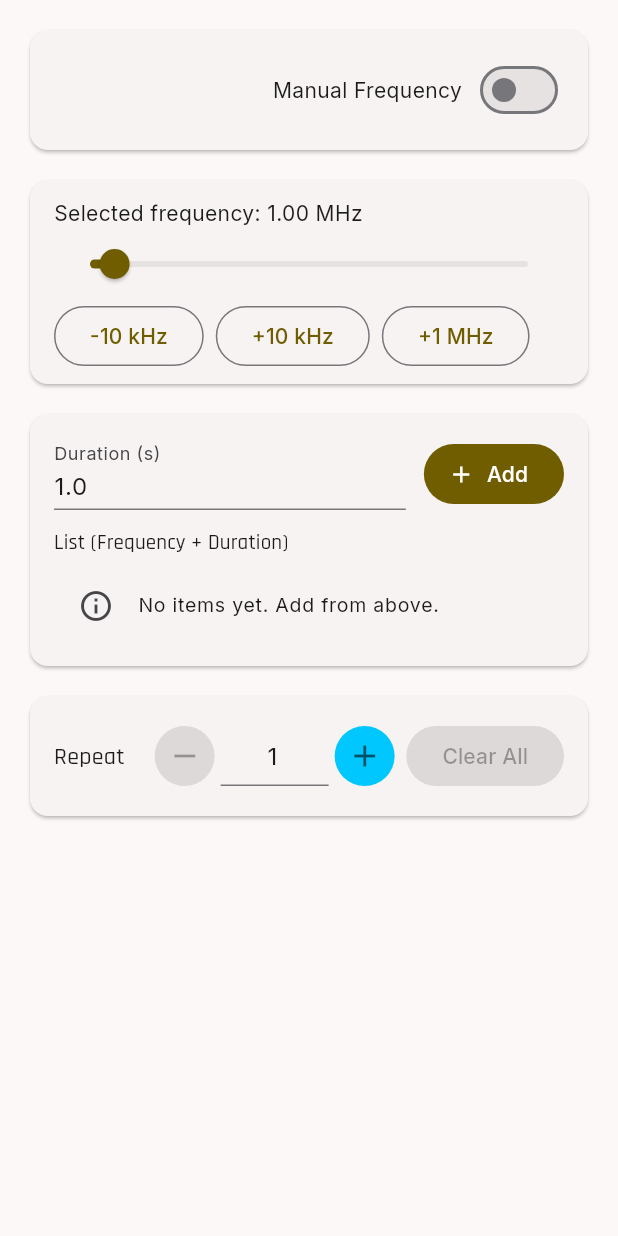
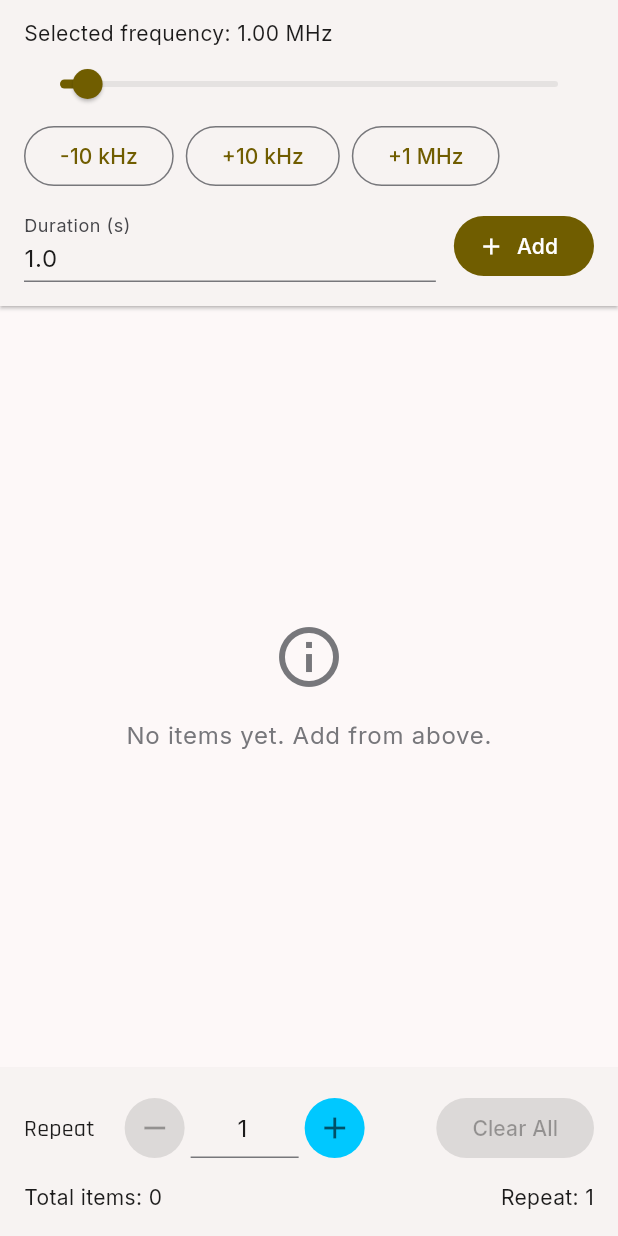
Before and after one commit to hTuneSys/hexaGenApp, a Flutter app: the GenerationPage widget shown alone on an empty page, opened directly, on a phone screen of 412 x 824 dp. Run offline on Flutter 3.47's test engine with Material 3 defaults, Android fonts, the phone set to English and light mode, and no system bars; our stand-ins replace google_fonts, material_symbols_icons, shared_preferences; missing offline and left inert: flutter_midi_command; accounts and stored records are empty; statements that could not run were skipped.

Commit message:
feat(pre-generating): prepaired before generating
All configuration prepared before generating

```diff
--- a/hexagenapp/lib/l10n/app_localizations.dart
+++ b/hexagenapp/lib/l10n/app_localizations.dart
@@ -260,6 +260,12 @@ abstract class AppLocalizations {
   /// **'Clear All'**
   String get clearAll;
 
+  /// No description provided for @maxItemsReached.
+  ///
+  /// In en, this message translates to:
+  /// **'Maximum 64 items allowed'**
+  String get maxItemsReached;
+
   /// Summary label on the left
   ///
   /// In en, this message translates to:
@@ -278,11 +284,11 @@ abstract class AppLocalizations {
   /// **'Not an AT command'**
   String get invalidCommand;
 
-  /// No description provided for @invalidBase64.
+  /// No description provided for @ddsBusy.
   ///
   /// In en, this message translates to:
-  /// **'Invalid base64 param'**
-  String get invalidBase64;
+  /// **'DDS busy'**
+  String get ddsBusy;
 
   /// No description provided for @invalidUtf8.
   ///
@@ -355,6 +361,42 @@ abstract class AppLocalizations {
   /// In en, this message translates to:
   /// **'Error: {message} ({code})'**
   String deviceError(String message, String code);
+
+  /// No description provided for @comingSoon.
+  ///
+  /// In en, this message translates to:
+  /// **'Coming Soon'**
+  String get comingSoon;
+
+  /// No description provided for @comingSoonMessage.
+  ///
+  /// In en, this message translates to:
+  /// **'This feature will be available soon. Stay tuned!'**
+  String get comingSoonMessage;
+
+  /// No description provided for @themeMode.
+  ///
+  /// In en, this message translates to:
+  /// **'Theme Mode'**
+  String get themeMode;
+
+  /// No description provided for @themeSystem.
+  ///
+  /// In en, this message translates to:
+  /// **'System'**
+  String get themeSystem;
+
+  /// No description provided for @themeLight.
+  ///
+  /// In en, this message translates to:
+  /// **'Light'**
+  String get themeLight;
+
+  /// No description provided for @themeDark.
+  ///
+  /// In en, this message translates to:
+  /// **'Dark'**
+  String get themeDark;
 }
 
 class _AppLocalizationsDelegate
--- a/hexagenapp/lib/src/core/error/error.dart
+++ b/hexagenapp/lib/src/core/error/error.dart
@@ -4,7 +4,7 @@
 /// Application error types with corresponding error codes
 enum AppError {
   invalidCommand,
-  invalidBase64,
+  ddsBusy,
   invalidUtf8,
   invalidSysEx,
   invalidDataLength,
@@ -21,7 +21,7 @@ extension AppErrorExtension on AppError {
       // Command errors
       case AppError.invalidCommand:
         return 'E001001';
-      case AppError.invalidBase64:
+      case AppError.ddsBusy:
         return 'E001002';
       case AppError.invalidUtf8:
         return 'E001003';
@@ -53,8 +53,8 @@ extension AppErrorExtension on AppError {
     switch (this) {
       case AppError.invalidCommand:
         return localizations.invalidCommand;
-      case AppError.invalidBase64:
-        return localizations.invalidBase64;
+      case AppError.ddsBusy:
+        return localizations.ddsBusy;
       case AppError.invalidUtf8:
         return localizations.invalidUtf8;
       case AppError.invalidSysEx:
--- /dev/null
+++ b/hexagenapp/lib/src/core/service/storage_service.dart
@@ -0,0 +1,53 @@
+// SPDX-FileCopyrightText: 2025 hexaTune LLC
+// SPDX-License-Identifier: MIT
+
+import 'package:flutter/material.dart';
+import 'package:hexagenapp/src/core/storage/local_storage.dart';
+
+class StorageService extends ChangeNotifier {
+  LocalStorage? _localStorage;
+  String _themeMode = 'system';
+
+  String get themeMode => _themeMode;
+
+  bool get isInitialized => _localStorage != null;
+
+  ThemeMode get themeModeValue {
+    switch (_themeMode) {
+      case 'light':
+        return ThemeMode.light;
+      case 'dark':
+        return ThemeMode.dark;
+      default:
+        return ThemeMode.system;
+    }
+  }
+
+  Future<void> initialize() async {
+    _localStorage = await LocalStorage.initialize();
+    _themeMode = _localStorage!.getThemeMode();
+    notifyListeners();
+  }
+
+  Future<void> setThemeMode(String mode) async {
+    if (_localStorage == null) return;
+    await _localStorage!.setThemeMode(mode);
+    _themeMode = mode;
+    notifyListeners();
+  }
+}
+
+class StorageServiceProvider extends InheritedNotifier<StorageService> {
+  const StorageServiceProvider({
+    required super.notifier,
+    required super.child,
+    super.key,
+  });
+
+  static StorageService of(BuildContext context) {
+    final provider =
+        context.dependOnInheritedWidgetOfExactType<StorageServiceProvider>();
+    assert(provider != null, 'No StorageServiceProvider found in context');
+    return provider!.notifier!;
+  }
+}
--- /dev/null
+++ b/hexagenapp/lib/src/core/storage/local_storage.dart
@@ -0,0 +1,28 @@
+// SPDX-FileCopyrightText: 2025 hexaTune LLC
+// SPDX-License-Identifier: MIT
+
+import 'package:shared_preferences/shared_preferences.dart';
+
+class LocalStorage {
+  static const String _themeKey = 'theme_mode';
+
+  final SharedPreferences _prefs;
+
+  LocalStorage(this._prefs);
+
+  static Future<LocalStorage> initialize() async {
+    final prefs = await SharedPreferences.getInstance();
+    return LocalStorage(prefs);
+  }
+
+  /// Get theme mode: 'system', 'light', or 'dark'
+  /// Default is 'system'
+  String getThemeMode() {
+    return _prefs.getString(_themeKey) ?? 'system';
+  }
+
+  /// Set theme mode: 'system', 'light', or 'dark'
+  Future<bool> setThemeMode(String mode) async {
+    return await _prefs.setString(_themeKey, mode);
+  }
+}
--- a/hexagenapp/lib/src/pages/generation.dart
+++ b/hexagenapp/lib/src/pages/generation.dart
@@ -7,14 +7,16 @@ import 'package:material_symbols_icons/material_symbols_icons.dart';
 import 'package:hexagenapp/l10n/app_localizations.dart';
 
 class GenerationPage extends StatefulWidget {
-  const GenerationPage({super.key});
+  final ValueChanged<int>? onItemCountChanged;
+
+  const GenerationPage({super.key, this.onItemCountChanged});
 
   @override
   State<GenerationPage> createState() => _GenerationPageState();
 }
 
 class _GenerationPageState extends State<GenerationPage> {
-  bool _manual = false;
+  static const int _maxItems = 64;
 
   // 0 Hz .. 20 MHz
   static const double _minHz = 0;
@@ -42,17 +44,26 @@ class _GenerationPageState extends State<GenerationPage> {
 
   void _addItem() {
     final lang = AppLocalizations.of(context)!;
+
+    if (_sequence.length >= _maxItems) {
+      ScaffoldMessenger.of(context).showSnackBar(
+        SnackBar(content: Text(lang.maxItemsReached)),
+      );
+      return;
+    }
+
     final secStr = _secondsCtrl.text.trim();
     final sec = double.tryParse(secStr);
     if (sec == null || sec <= 0) {
-      ScaffoldMessenger.of(
-        context,
-      ).showSnackBar(SnackBar(content: Text(lang.secondsPositiveError)));
+      ScaffoldMessenger.of(context).showSnackBar(
+        SnackBar(content: Text(lang.secondsPositiveError)),
+      );
       return;
     }
     setState(() {
       _sequence.add(_SeqItem(freqHz: _sliderHz, seconds: sec));
     });
+    widget.onItemCountChanged?.call(_sequence.length);
   }
 
   void _clearAll() {
@@ -60,42 +71,21 @@ class _GenerationPageState extends State<GenerationPage> {
       _sequence.clear();
       _repeatCount = 1;
     });
+    widget.onItemCountChanged?.call(_sequence.length);
   }
 
   @override
   Widget build(BuildContext context) {
     final lang = AppLocalizations.of(context)!;
 
-    return ListView(
-      padding: const EdgeInsets.all(16),
+    return Column(
       children: [
-        // --- Frequency • Manual (Switch) ---
+        // --- Fixed top: Slider + Add frequency ---
         Card(
+          margin: EdgeInsets.zero,
+          shape: const RoundedRectangleBorder(borderRadius: BorderRadius.zero),
           child: Padding(
-            padding: const EdgeInsets.all(16),
-            child: Row(
-              children: [
-                const Spacer(),
-                Text(
-                  lang.manualFrequency,
-                  style: Theme.of(context).textTheme.bodyMedium,
-                ),
-                const SizedBox(width: 8),
-                Switch(
-                  value: _manual,
-                  onChanged: (v) => setState(() => _manual = v),
-                ),
-              ],
-            ),
-          ),
-        ),
-
-        const SizedBox(height: 12),
-
-        // --- Slider 0..20 MHz + step buttons ---
-        Card(
-          child: Padding(
-            padding: const EdgeInsets.fromLTRB(16, 12, 16, 8),
+            padding: const EdgeInsets.fromLTRB(16, 12, 16, 16),
             child: Column(
               crossAxisAlignment: CrossAxisAlignment.start,
               children: [
@@ -135,19 +125,7 @@ class _GenerationPageState extends State<GenerationPage> {
                     ),
                   ],
                 ),
-              ],
-            ),
-          ),
-        ),
-
                 const SizedBox(height: 12),
-
-        // --- Add area + list ---
-        Card(
-          child: Padding(
-            padding: const EdgeInsets.all(16),
-            child: Column(
-              children: [
                 Row(
                   children: [
                     Expanded(
@@ -170,36 +148,57 @@ class _GenerationPageState extends State<GenerationPage> {
                     ),
                     const SizedBox(width: 12),
                     FilledButton.icon(
-                      onPressed: _addItem,
+                      onPressed: _sequence.length >= _maxItems ? null : _addItem,
                       icon: const Icon(Icons.add),
                       label: Text(lang.add),
                     ),
                   ],
                 ),
-                const SizedBox(height: 12),
-                Align(
-                  alignment: Alignment.centerLeft,
-                  child: Text(
-                    lang.listTitle,
-                    style: Theme.of(context).textTheme.titleSmall,
+              ],
             ),
           ),
-                const SizedBox(height: 8),
-                if (_sequence.isEmpty)
-                  ListTile(
-                    dense: true,
-                    leading: const Icon(Icons.info_outline),
-                    title: Text(lang.noItems),
+        ),
+
+        // --- Scrollable middle: List ---
+        Expanded(
+          child: _sequence.isEmpty
+              ? Center(
+                  child: Padding(
+                    padding: const EdgeInsets.all(24.0),
+                    child: Column(
+                      mainAxisSize: MainAxisSize.min,
+                      children: [
+                        Icon(
+                          Icons.info_outline,
+                          size: 48,
+                          color: Theme.of(context).colorScheme.outline,
+                        ),
+                        const SizedBox(height: 16),
+                        Text(
+                          lang.noItems,
+                          style: Theme.of(context).textTheme.bodyLarge?.copyWith(
+                            color: Theme.of(context).colorScheme.outline,
+                          ),
+                        ),
+                      ],
+                    ),
+                  ),
                 )
-                else
-                  ListView.separated(
-                    shrinkWrap: true,
-                    physics: const NeverScrollableScrollPhysics(),
+              : ReorderableListView.builder(
                   itemCount: _sequence.length,
-                    separatorBuilder: (_, index) => const Divider(height: 1),
+                  onReorder: (oldIndex, newIndex) {
+                    setState(() {
+                      if (newIndex > oldIndex) {
+                        newIndex -= 1;
+                      }
+                      final item = _sequence.removeAt(oldIndex);
+                      _sequence.insert(newIndex, item);
+                    });
+                  },
                   itemBuilder: (context, i) {
                     final it = _sequence[i];
                     return ListTile(
+                      key: ValueKey('${it.freqHz}_${it.seconds}_$i'),
                       leading: const Icon(Symbols.cadence),
                       title: Text(_fmtHz(it.freqHz)),
                       subtitle: Text(
@@ -207,25 +206,26 @@ class _GenerationPageState extends State<GenerationPage> {
                       ),
                       trailing: IconButton(
                         icon: const Icon(Icons.delete_outline),
-                          onPressed: () =>
-                              setState(() => _sequence.removeAt(i)),
+                        onPressed: () {
+                          setState(() => _sequence.removeAt(i));
+                          widget.onItemCountChanged?.call(_sequence.length);
+                        },
                         tooltip: lang.delete,
                       ),
                     );
                   },
                 ),
-              ],
-            ),
-          ),
         ),
 
-        const SizedBox(height: 12),
-
-        // --- Repeat + Clear All ---
+        // --- Fixed bottom: Repeat controls ---
         Card(
+          margin: EdgeInsets.zero,
+          shape: const RoundedRectangleBorder(borderRadius: BorderRadius.zero),
           child: Padding(
             padding: const EdgeInsets.all(16),
-            child: Row(
+            child: Column(
+              children: [
+                Row(
                   children: [
                     Text(
                       lang.repeat,
@@ -273,11 +273,7 @@ class _GenerationPageState extends State<GenerationPage> {
                     ),
                   ],
                 ),
-          ),
-        ),
-
-        const SizedBox(height: 24),
-        if (_sequence.isNotEmpty)
+                const SizedBox(height: 12),
                 Row(
                   mainAxisAlignment: MainAxisAlignment.spaceBetween,
                   children: [
@@ -292,6 +288,10 @@ class _GenerationPageState extends State<GenerationPage> {
                   ],
                 ),
               ],
+            ),
+          ),
+        ),
+      ],
     );
   }
 }
--- a/hexagenapp/pubspec.yaml
+++ b/hexagenapp/pubspec.yaml
@@ -39,6 +39,7 @@ dependencies:
   intl: any
   storybook_flutter: any
   flutter_midi_command: ^0.5.0
+  shared_preferences: ^2.3.3
 
   # The following adds the Cupertino Icons font to your application.
   # Use with the CupertinoIcons class for iOS style icons.
```
Also changed, not shown: hexagenapp/lib/l10n/app_en.arb (+12 -2 lines), hexagenapp/lib/l10n/app_localizations_en.dart (+23 -1 lines), hexagenapp/lib/l10n/app_localizations_tr.dart (+23 -1 lines), hexagenapp/lib/l10n/app_tr.arb (+12 -2 lines), hexagenapp/lib/src/app.dart (+15 -4 lines), hexagenapp/lib/src/pages/history.dart (+28 -1 lines), hexagenapp/lib/src/pages/howtouse.dart (+28 -1 lines), hexagenapp/lib/src/pages/main.dart (+8 -5 lines), hexagenapp/lib/src/pages/products.dart (+28 -1 lines), hexagenapp/lib/src/pages/settings.dart (+64 -2 lines). Lines whose indentation alone changed are shown as unchanged.
